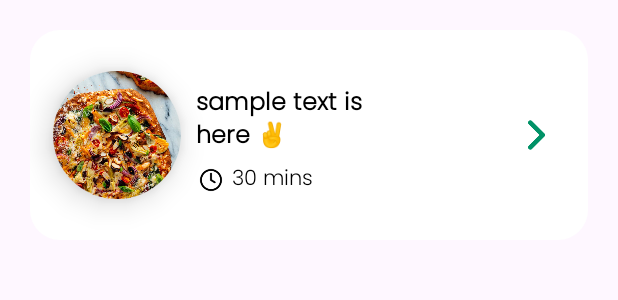
After one commit to YashNagare/Recipes-App, an Android app: the layout category_rv.xml on its own in the app's theme, with its tools: preview values and no code run, on a phone screen of 412 x 824 dp. The commit adds this screen. Shown: the top 300 px of the screen. Run offline under Robolectric (Android 15) with nearby library versions, the phone set to English and light mode, and no system bars.

Commit message:
Added Category Functionality

```diff
--- a/app/src/main/AndroidManifest.xml
+++ b/app/src/main/AndroidManifest.xml
@@ -14,6 +14,9 @@
         android:supportsRtl="true"
         android:theme="@style/Theme.RecipesApp"
         tools:targetApi="31">
+        <activity
+            android:name=".CategoryActivity"
+            android:exported="false" />
         <activity
             android:name=".SearchActivity"
             android:exported="false" />
--- a/app/src/main/java/com/practice/recipesapp/SearchActivity.kt
+++ b/app/src/main/java/com/practice/recipesapp/SearchActivity.kt
@@ -1,14 +1,12 @@
 package com.practice.recipesapp
 
 import android.annotation.SuppressLint
-import android.inputmethodservice.InputMethodService
 import androidx.appcompat.app.AppCompatActivity
 import android.os.Bundle
 import android.text.Editable
 import android.text.TextWatcher
 import androidx.recyclerview.widget.LinearLayoutManager
 import androidx.room.Room
-import com.practice.recipesapp.databinding.ActivityHomeBinding
 import com.practice.recipesapp.databinding.ActivitySearchBinding
 
 class SearchActivity : AppCompatActivity() {
--- /dev/null
+++ b/app/src/main/res/layout/category_rv.xml
@@ -0,0 +1,84 @@
+<?xml version="1.0" encoding="utf-8"?>
+<androidx.constraintlayout.widget.ConstraintLayout xmlns:android="http://schemas.android.com/apk/res/android"
+    xmlns:app="http://schemas.android.com/apk/res-auto"
+    xmlns:tools="http://schemas.android.com/tools"
+    android:layout_width="match_parent"
+    android:layout_height="140dp"
+    android:layout_margin="20dp"
+    android:background="@drawable/card_shape">
+
+    <androidx.cardview.widget.CardView
+        android:id="@+id/cardView2"
+        android:layout_width="85dp"
+        android:layout_height="85dp"
+        android:layout_marginStart="15dp"
+        app:cardCornerRadius="50dp"
+        app:cardElevation="12dp"
+        app:layout_constraintBottom_toBottomOf="parent"
+        app:layout_constraintStart_toStartOf="parent"
+        app:layout_constraintTop_toTopOf="parent">
+
+        <ImageView
+            android:id="@+id/img"
+            android:layout_width="match_parent"
+            android:layout_height="match_parent"
+            android:layout_gravity="center"
+            android:scaleType="centerCrop"
+            android:src="@drawable/pizza_sample" />
+
+    </androidx.cardview.widget.CardView>
+
+    <TextView
+        android:id="@+id/tittle"
+        android:layout_width="135dp"
+        android:layout_height="wrap_content"
+        android:layout_marginStart="10dp"
+        android:layout_marginTop="-20dp"
+        android:fontFamily="@font/poppins_light"
+        android:maxLength="40"
+        android:maxLines="2"
+        android:text="sample text is here ✌"
+        android:textColor="@color/black"
+        android:textSize="16sp"
+        android:textStyle="bold"
+
+        app:layout_constraintBottom_toBottomOf="parent"
+        app:layout_constraintStart_toEndOf="@+id/cardView2"
+        app:layout_constraintTop_toTopOf="parent" />
+
+    <ImageView
+        android:id="@+id/imageView5"
+        android:layout_width="20dp"
+        android:layout_height="20dp"
+        android:layout_marginStart="10dp"
+        android:layout_marginTop="5dp"
+        app:layout_constraintStart_toEndOf="@+id/cardView2"
+        app:layout_constraintTop_toBottomOf="@+id/tittle"
+        app:srcCompat="@drawable/clock_icon" />
+
+    <TextView
+        android:id="@+id/time"
+        android:layout_width="wrap_content"
+        android:layout_height="wrap_content"
+        android:layout_marginStart="4dp"
+        android:layout_marginTop="4dp"
+        android:fontFamily="@font/poppins_light"
+        android:gravity="center"
+        android:text="30 mins"
+        android:textColor="@color/black"
+        app:layout_constraintBottom_toBottomOf="@+id/imageView5"
+        app:layout_constraintStart_toEndOf="@+id/imageView5"
+        app:layout_constraintTop_toBottomOf="@+id/tittle" />
+
+    <ImageView
+        android:id="@+id/imageView7"
+        android:layout_width="60dp"
+        android:layout_height="60dp"
+        android:layout_marginEnd="5dp"
+        android:padding="5dp"
+        app:layout_constraintBottom_toBottomOf="parent"
+        app:layout_constraintEnd_toEndOf="parent"
+        app:layout_constraintTop_toTopOf="parent"
+        app:srcCompat="@drawable/card_btn"
+        app:tint="#019267" />
+</androidx.constraintlayout.widget.ConstraintLayout>
```
Also changed, not shown: app/src/main/java/com/practice/recipesapp/CategoryActivity.kt (added, +53 -0 lines), app/src/main/java/com/practice/recipesapp/CategoryAdapter.kt (added, +32 -0 lines), app/src/main/java/com/practice/recipesapp/HomeActivity.kt (+25 -0 lines), app/src/main/res/layout/activity_category.xml (added, +47 -0 lines), app/src/main/res/layout/activity_home.xml (+9 -9 lines).
